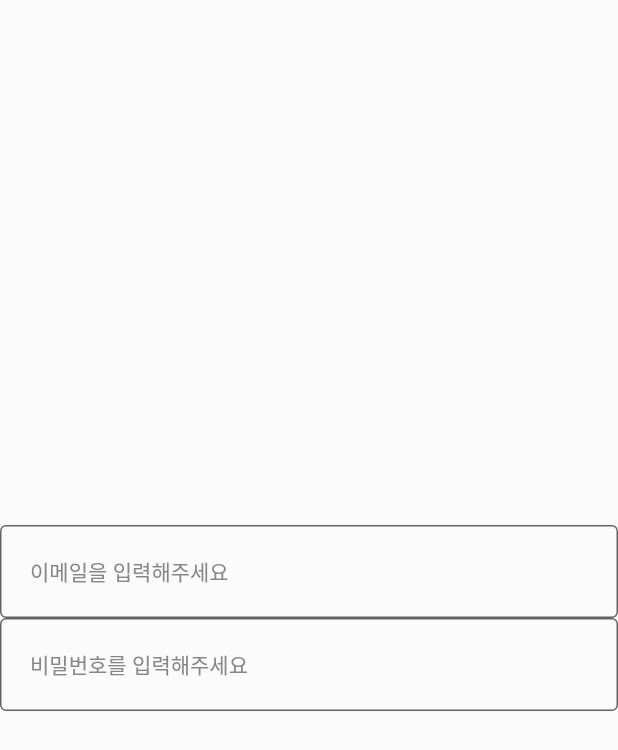
After one commit to nakevin96/FlutterAppPrac02_CF, a Flutter app: the screen it shows after launch, on a phone screen of 412 x 824 dp. The commit adds this screen. Shown: the top 750 px of the screen. Run offline on Flutter 3.47's test engine with Material 2 defaults, Android fonts, the light colour scheme and no system bars.

Commit message:
feature: layout과 login screen만들어서 위젯 분리

```diff
--- /dev/null
+++ b/prac01ui/lib/common/layout/defalut_layout.dart
@@ -0,0 +1,22 @@
+import 'package:flutter/material.dart';
+// 모든 페이지에 일괄적으로 공통적으로 적용하고 싶을 때 view를 layout으로
+// 감싸주면 좋습니다.
+
+// 나중에 모든 view에 특정 기능, (initstate후 api요청) 을 넣고 싶을 때
+// default_layout에 넣고 view를 감싸면 됩니다.
+
+class DefaultLayout extends StatelessWidget {
+  final Widget child;
+
+  const DefaultLayout({
+    Key? key,
+    required this.child,
+  }) : super(key: key);
+
+  @override
+  Widget build(BuildContext context) {
+    return Scaffold(
+      body: child,
+    );
+  }
+}
--- a/prac01ui/lib/main.dart
+++ b/prac01ui/lib/main.dart
@@ -1,5 +1,5 @@
 import 'package:flutter/material.dart';
-import 'package:prac01ui/common/component/custom_text_form.dart';
+import 'package:prac01ui/user/view/login_screen.dart';
 
 void main() {
   runApp(
@@ -13,23 +13,12 @@ class _App extends StatelessWidget {
   @override
   Widget build(BuildContext context) {
     return MaterialApp(
+      theme: ThemeData(
+        // pubspec.yaml에 추가한 font 더하기
+        fontFamily: 'NotoSans',
+      ),
       debugShowCheckedModeBanner: false,
-      home: Scaffold(
-        body: Column(
-          mainAxisAlignment: MainAxisAlignment.center,
-          children: [
-            CustomTextForm(
-              customHintText: '이메일을 입력해주세요',
-              onChanged: (value) {},
-            ),
-            CustomTextForm(
-              customHintText: '비밀번호를 입력해주세요',
-              obscureText: true,
-              onChanged: (value) {},
-            )
-          ],
-        ),
-      ),
+      home: const LoginScreen(),
     );
   }
 }
--- /dev/null
+++ b/prac01ui/lib/user/view/login_screen.dart
@@ -0,0 +1,27 @@
+import 'package:flutter/material.dart';
+import 'package:prac01ui/common/component/custom_text_form.dart';
+import 'package:prac01ui/common/layout/defalut_layout.dart';
+
+class LoginScreen extends StatelessWidget {
+  const LoginScreen({super.key});
+
+  @override
+  Widget build(BuildContext context) {
+    return DefaultLayout(
+      child: Column(
+        mainAxisAlignment: MainAxisAlignment.center,
+        children: [
+          CustomTextForm(
+            customHintText: '이메일을 입력해주세요',
+            onChanged: (value) {},
+          ),
+          CustomTextForm(
+            customHintText: '비밀번호를 입력해주세요',
+            obscureText: true,
+            onChanged: (value) {},
+          )
+        ],
+      ),
+    );
+  }
+}
```
